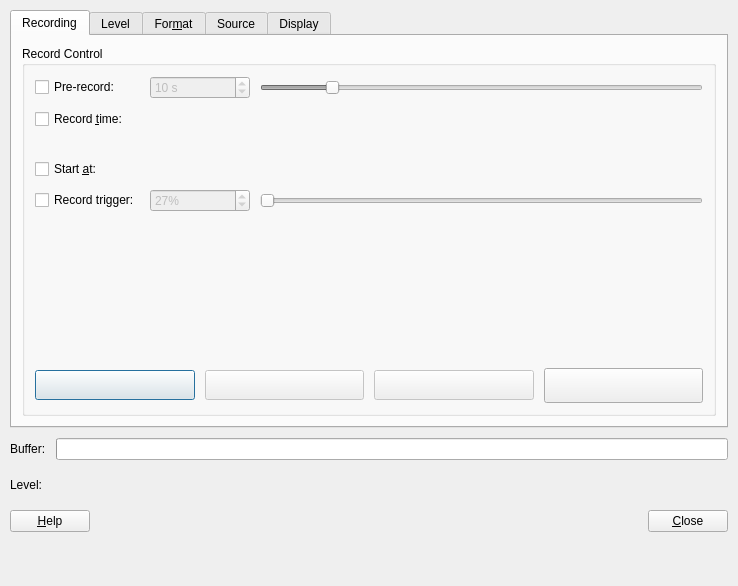
This is plugins/record/RecordDlg.ui in KDE/kwave as Qt 5 draws it before an edit. The edited form follows.
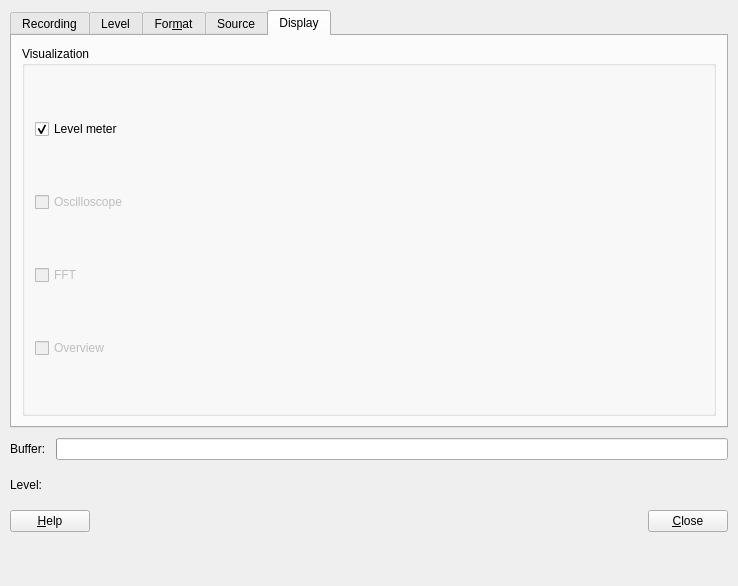
This is the edited form. The open tabs and pages were chosen to show the change. Custom widgets are drawn as their Qt base class.

Diff of the .ui file:
```diff
--- a/plugins/record/RecordDlg.ui
+++ b/plugins/record/RecordDlg.ui
@@ -49,7 +49,7 @@
         <property name="currentIndex">
          <number>0</number>
         </property>
-        <widget class="QWidget" name="tab">
+        <widget class="QWidget" name="tab1">
          <attribute name="title">
           <string>Recording</string>
          </attribute>
@@ -375,7 +375,7 @@
           </item>
          </layout>
         </widget>
-        <widget class="QWidget" name="tab">
+        <widget class="QWidget" name="tab2">
          <attribute name="title">
           <string>Level</string>
          </attribute>
@@ -616,7 +616,7 @@
           </item>
          </layout>
         </widget>
-        <widget class="QWidget" name="tab">
+        <widget class="QWidget" name="tab3">
          <attribute name="title">
           <string>For&amp;mat</string>
          </attribute>
@@ -973,7 +973,7 @@
           </item>
          </layout>
         </widget>
-        <widget class="QWidget" name="tab">
+        <widget class="QWidget" name="tab4">
          <attribute name="title">
           <string>Source</string>
          </attribute>
```
